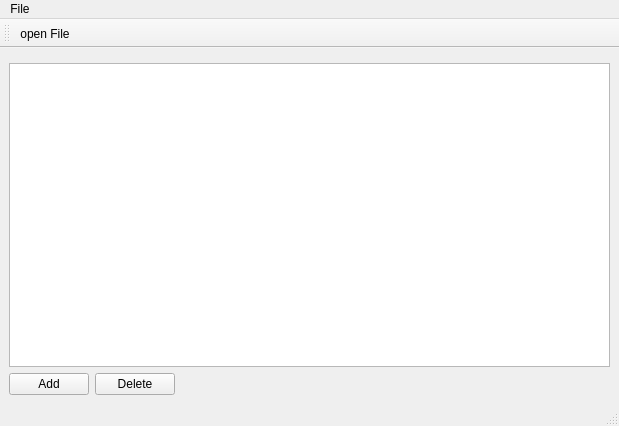
Before: the Qt Designer form mainwindow.ui in eeyna4/2025_20605105, drawn with Qt 5.
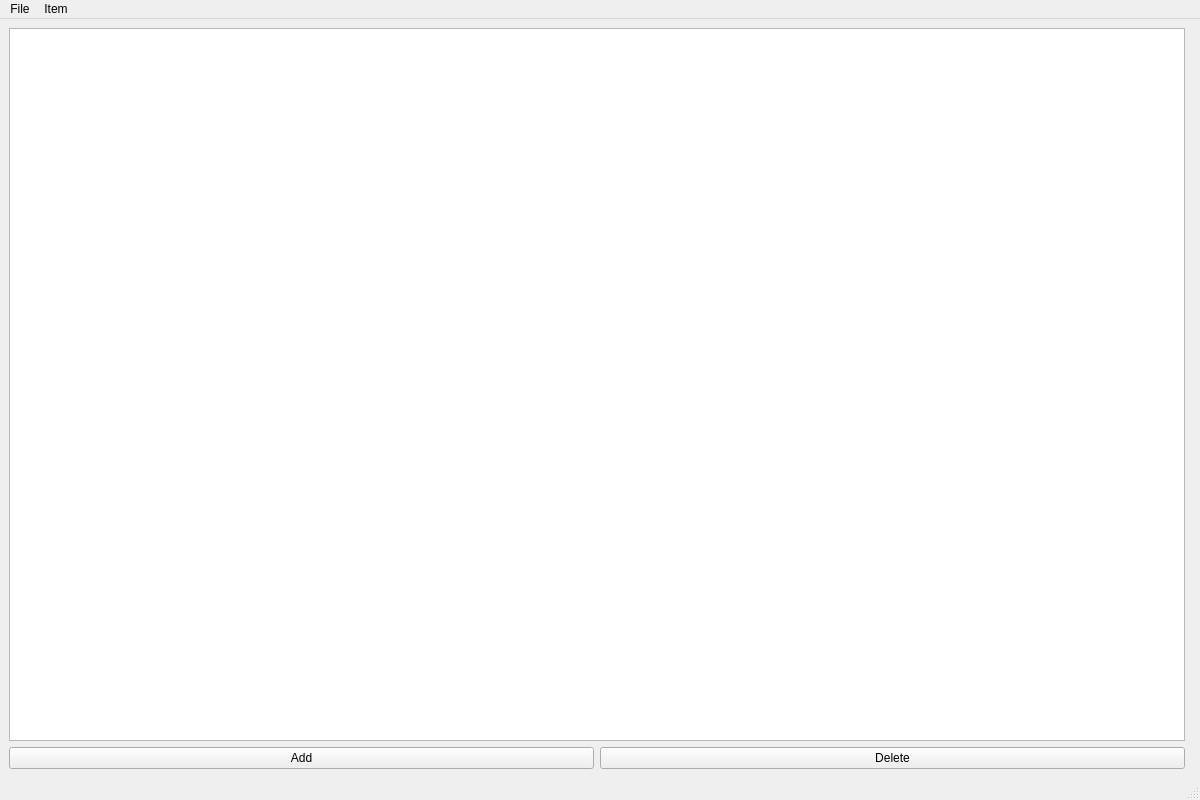
After: the same form once the commit is applied. Icons and pictures are not drawn. Custom widgets are drawn as their Qt base class.

What changed in the file:
```diff
--- a/mainwindow.ui
+++ b/mainwindow.ui
@@ -6,56 +6,43 @@
    <rect>
     <x>0</x>
     <y>0</y>
-    <width>619</width>
-    <height>426</height>
+    <width>1200</width>
+    <height>800</height>
    </rect>
   </property>
   <property name="windowTitle">
    <string>MainWindow</string>
   </property>
   <widget class="QWidget" name="centralwidget">
-   <layout class="QVBoxLayout" name="verticalLayout">
+   <layout class="QHBoxLayout" name="horizontalLayout">
     <item>
-     <widget class="QWidget" name="widget" native="true"/>
-    </item>
-    <item>
-     <widget class="QTreeView" name="treeView">
-      <property name="contextMenuPolicy">
-       <enum>Qt::ContextMenuPolicy::ActionsContextMenu</enum>
-      </property>
-     </widget>
-    </item>
-    <item>
-     <layout class="QHBoxLayout" name="horizontalLayout">
+     <layout class="QVBoxLayout" name="leftLayout">
       <item>
-       <widget class="QPushButton" name="pushButton_2">
-        <property name="text">
-         <string>Add</string>
-        </property>
-       </widget>
+       <widget class="QTreeView" name="treeView"/>
       </item>
       <item>
-       <widget class="QPushButton" name="pushButton">
-        <property name="text">
-         <string>Delete</string>
-        </property>
-       </widget>
-      </item>
-      <item>
-       <spacer name="horizontalSpacer">
-        <property name="orientation">
-         <enum>Qt::Orientation::Horizontal</enum>
-        </property>
-        <property name="sizeHint" stdset="0">
-         <size>
-          <width>604</width>
-          <height>20</height>
-         </size>
-        </property>
-       </spacer>
+       <layout class="QHBoxLayout" name="buttonLayout">
+        <item>
+         <widget class="QPushButton" name="pushButton_2">
+          <property name="text">
+           <string>Add</string>
+          </property>
+         </widget>
+        </item>
+        <item>
+         <widget class="QPushButton" name="pushButton">
+          <property name="text">
+           <string>Delete</string>
+          </property>
+         </widget>
+        </item>
+       </layout>
       </item>
      </layout>
     </item>
+    <item>
+     <widget class="QVTKOpenGLNativeWidget" name="vtkWidget"/>
+    </item>
    </layout>
   </widget>
   <widget class="QMenuBar" name="menubar">
@@ -63,53 +50,44 @@
     <rect>
      <x>0</x>
      <y>0</y>
-     <width>619</width>
-     <height>18</height>
+     <width>1200</width>
+     <height>22</height>
     </rect>
    </property>
    <widget class="QMenu" name="menuFile">
     <property name="title">
      <string>File</string>
     </property>
+    <addaction name="actionopen_File"/>
+   </widget>
+   <widget class="QMenu" name="menuItem">
+    <property name="title">
+     <string>Item</string>
+    </property>
+    <addaction name="actionItem_Options"/>
    </widget>
    <addaction name="menuFile"/>
+   <addaction name="menuItem"/>
   </widget>
   <widget class="QStatusBar" name="statusbar"/>
-  <widget class="QToolBar" name="toolBar">
-   <property name="windowTitle">
-    <string>toolBar</string>
-   </property>
-   <attribute name="toolBarArea">
-    <enum>TopToolBarArea</enum>
-   </attribute>
-   <attribute name="toolBarBreak">
-    <bool>false</bool>
-   </attribute>
-   <addaction name="actionopen_File"/>
-  </widget>
   <action name="actionopen_File">
-   <property name="icon">
-    <iconset resource="icons.qrc">
-     <normaloff>:/Icons/Icons/fileopen.png</normaloff>:/Icons/Icons/fileopen.png</iconset>
-   </property>
    <property name="text">
-    <string>open File</string>
-   </property>
-   <property name="menuRole">
-    <enum>QAction::MenuRole::NoRole</enum>
+    <string>Open File</string>
    </property>
   </action>
   <action name="actionItem_Options">
    <property name="text">
     <string>Item Options</string>
    </property>
-   <property name="menuRole">
-    <enum>QAction::MenuRole::NoRole</enum>
-   </property>
   </action>
  </widget>
- <resources>
-  <include location="icons.qrc"/>
- </resources>
+ <customwidgets>
+  <customwidget>
+   <class>QVTKOpenGLNativeWidget</class>
+   <extends>QWidget</extends>
+   <header>QVTKOpenGLNativeWidget.h</header>
+  </customwidget>
+ </customwidgets>
+ <resources/>
  <connections/>
 </ui>
```
